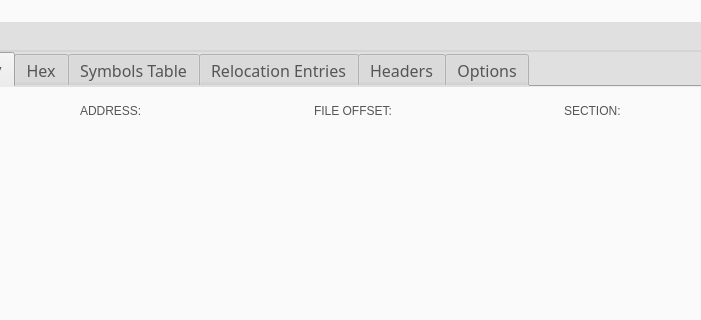
Above: src/mainwindow.ui from jubal-R/ObjGui before the change; both pictures show x 392 to 1093 and y 0 to 320 of the 1198 by 624 pixel window. Below: the same form after it.
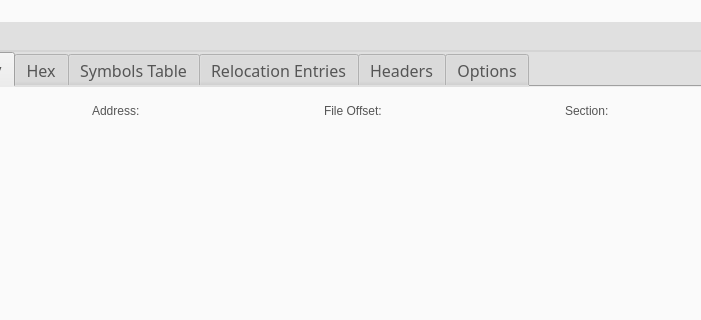
That is the form after the change. Icons and pictures are not drawn.

Commit message: updated about text and tweaked labels

Diff of the .ui file:
```diff
--- a/src/mainwindow.ui
+++ b/src/mainwindow.ui
@@ -361,7 +361,7 @@
                  </sizepolicy>
                 </property>
                 <property name="text">
-                 <string>ADDRESS:</string>
+                 <string>Address:</string>
                 </property>
                </widget>
               </item>
@@ -401,7 +401,7 @@
                  </sizepolicy>
                 </property>
                 <property name="text">
-                 <string>FILE OFFSET:</string>
+                 <string>File Offset:</string>
                 </property>
                </widget>
               </item>
@@ -424,7 +424,7 @@
                  </sizepolicy>
                 </property>
                 <property name="text">
-                 <string>SECTION:</string>
+                 <string>Section:</string>
                 </property>
                </widget>
               </item>
```
Left out of the diff: 6 changed lines with no effect on the pictures. The commit also changes 2 other files.
